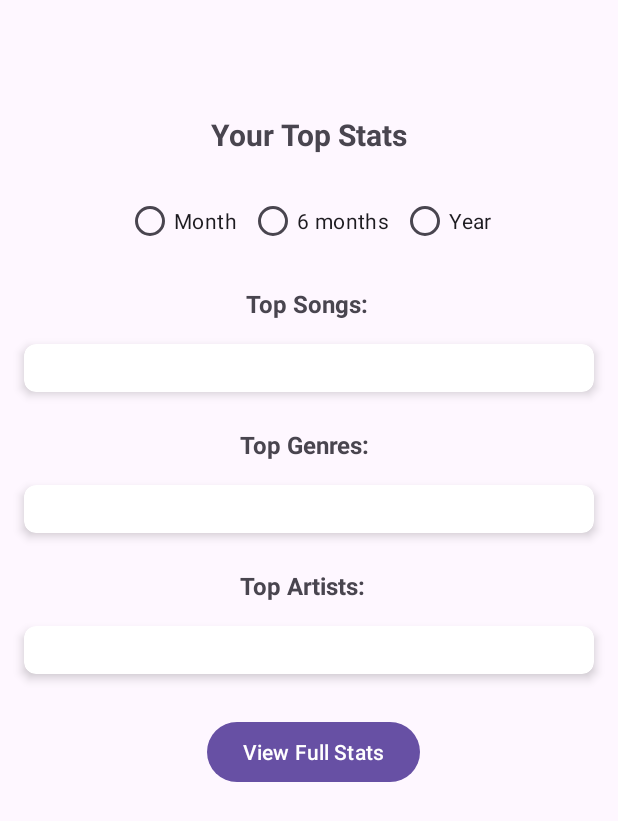
After one commit to zsfleming17/407GP, an Android app: the layout top_stats.xml on its own in the app's theme, with its tools: preview values and no code run, on a phone screen of 412 x 824 dp. The commit adds this screen. Shown: the top 821 px of the screen. Run offline under Robolectric (Android 15) with nearby library versions, the phone set to English and light mode, and no system bars.

Commit message:
Your Top Stats page

```diff
--- /dev/null
+++ b/app/src/main/res/layout/top_stats.xml
@@ -0,0 +1,168 @@
+<?xml version="1.0" encoding="utf-8"?>
+<androidx.constraintlayout.widget.ConstraintLayout xmlns:android="http://schemas.android.com/apk/res/android"
+    xmlns:app="http://schemas.android.com/apk/res-auto"
+    xmlns:tools="http://schemas.android.com/tools"
+    android:layout_width="match_parent"
+    android:layout_height="match_parent">
+
+    <!-- Add a TextView with the text "Your Top Stats" -->
+    <TextView
+        android:id="@+id/textView"
+        android:layout_width="wrap_content"
+        android:layout_height="wrap_content"
+        android:layout_marginTop="76dp"
+        android:text="@string/your_top_stats"
+        android:textSize="20sp"
+        android:textStyle="bold"
+        app:layout_constraintEnd_toEndOf="parent"
+        app:layout_constraintStart_toStartOf="parent"
+        app:layout_constraintTop_toTopOf="parent" />
+
+    <!-- Add a RadioGroup with the three viewing options -->
+    <RadioGroup
+        android:id="@+id/toggleGroup"
+        android:layout_width="wrap_content"
+        android:layout_height="wrap_content"
+        android:layout_marginTop="20dp"
+        android:orientation="horizontal"
+        app:layout_constraintEnd_toEndOf="parent"
+        app:layout_constraintStart_toStartOf="parent"
+        app:layout_constraintTop_toBottomOf="@id/textView">
+
+        <RadioButton
+            android:id="@+id/radio_month"
+            android:layout_width="wrap_content"
+            android:layout_height="wrap_content"
+            android:text="@string/month" />
+
+        <RadioButton
+            android:id="@+id/radio_6months"
+            android:layout_width="wrap_content"
+            android:layout_height="wrap_content"
+            android:layout_marginStart="8dp"
+            android:text="@string/six_months" />
+
+        <RadioButton
+            android:id="@+id/radio_year"
+            android:layout_width="wrap_content"
+            android:layout_height="wrap_content"
+            android:layout_marginStart="8dp"
+            android:text="@string/year" />
+    </RadioGroup>
+
+    <!-- Top Songs Label -->
+
+    <!-- Songs Box -->
+    <TextView
+        android:id="@+id/topSongsLabel"
+        android:layout_width="wrap_content"
+        android:layout_height="wrap_content"
+        android:layout_marginStart="164dp"
+        android:layout_marginTop="20dp"
+        android:text="@string/top_songs"
+        android:textSize="16sp"
+        android:textStyle="bold"
+        app:layout_constraintMarginStart="20dp"
+        app:layout_constraintStart_toStartOf="parent"
+        app:layout_constraintTop_toBottomOf="@id/toggleGroup" />
+
+    <androidx.cardview.widget.CardView
+        android:id="@+id/songsCard"
+        android:layout_width="0dp"
+        android:layout_height="wrap_content"
+        android:layout_margin="16dp"
+        app:cardCornerRadius="8dp"
+        app:cardElevation="4dp"
+        app:layout_constraintEnd_toEndOf="parent"
+        app:layout_constraintStart_toStartOf="parent"
+        app:layout_constraintTop_toBottomOf="@id/topSongsLabel">
+
+        <!-- Dynamic Content Container -->
+        <LinearLayout
+            android:id="@+id/songsContainer"
+            android:layout_width="match_parent"
+            android:layout_height="wrap_content"
+            android:orientation="vertical"
+            android:padding="16dp" />
+    </androidx.cardview.widget.CardView>
+
+    <!-- Top Genres Label -->
+    <TextView
+        android:id="@+id/topGenresLabel"
+        android:layout_width="wrap_content"
+        android:layout_height="wrap_content"
+        android:layout_marginStart="160dp"
+        android:layout_marginTop="24dp"
+        android:text="@string/top_genres"
+        android:textSize="16sp"
+        android:textStyle="bold"
+        app:layout_constraintMarginStart="20dp"
+        app:layout_constraintStart_toStartOf="parent"
+        app:layout_constraintTop_toBottomOf="@id/songsCard" />
+
+    <!-- Genres Box -->
+    <androidx.cardview.widget.CardView
+        android:id="@+id/genresCard"
+        android:layout_width="0dp"
+        android:layout_height="wrap_content"
+        android:layout_margin="16dp"
+        app:cardCornerRadius="8dp"
+        app:cardElevation="4dp"
+        app:layout_constraintEnd_toEndOf="parent"
+        app:layout_constraintStart_toStartOf="parent"
+        app:layout_constraintTop_toBottomOf="@id/topGenresLabel">
+
+        <!-- Dynamic Content Container -->
+        <LinearLayout
+            android:id="@+id/genresContainer"
+            android:layout_width="match_parent"
+            android:layout_height="wrap_content"
+            android:orientation="vertical"
+            android:padding="16dp" />
+    </androidx.cardview.widget.CardView>
+
+    <!-- Top Artists Label -->
+    <TextView
+        android:id="@+id/topArtistsLabel"
+        android:layout_width="wrap_content"
+        android:layout_height="wrap_content"
+        android:layout_marginStart="160dp"
+        android:layout_marginTop="24dp"
+        android:text="@string/top_artists"
+        android:textSize="16sp"
+        android:textStyle="bold"
+        app:layout_constraintMarginStart="20dp"
+        app:layout_constraintStart_toStartOf="parent"
+        app:layout_constraintTop_toBottomOf="@id/genresCard" />
+
+    <!-- Artists Box -->
+    <androidx.cardview.widget.CardView
+        android:id="@+id/artistsCard"
+        android:layout_width="0dp"
+        android:layout_height="wrap_content"
+        android:layout_margin="16dp"
+        app:cardCornerRadius="8dp"
+        app:cardElevation="4dp"
+        app:layout_constraintEnd_toEndOf="parent"
+        app:layout_constraintStart_toStartOf="parent"
+        app:layout_constraintTop_toBottomOf="@id/topArtistsLabel">
+
+        <!-- Dynamic Content Container -->
+        <LinearLayout
+            android:id="@+id/artistsContainer"
+            android:layout_width="match_parent"
+            android:layout_height="wrap_content"
+            android:orientation="vertical"
+            android:padding="16dp" />
+    </androidx.cardview.widget.CardView>
+
+    <Button
+        android:id="@+id/logoutButton"
+        android:layout_width="wrap_content"
+        android:layout_height="wrap_content"
+        android:layout_marginTop="28dp"
+        android:layout_marginEnd="132dp"
+        android:text="@string/full_stats"
+        app:layout_constraintEnd_toEndOf="parent"
+        app:layout_constraintTop_toBottomOf="@id/artistsCard" />
+</androidx.constraintlayout.widget.ConstraintLayout>
--- a/app/src/main/res/values/strings.xml
+++ b/app/src/main/res/values/strings.xml
@@ -1,3 +1,11 @@
 <resources>
     <string name="app_name">Spotistats</string>
+    <string name="your_top_stats">Your Top Stats</string>
+    <string name="month">Month</string>
+    <string name="six_months">6 months</string>
+    <string name="year">Year</string>
+    <string name="top_songs">Top Songs:</string>
+    <string name="top_genres">Top Genres:</string>
+    <string name="top_artists">Top Artists:</string>
+    <string name="full_stats">View Full Stats</string>
 </resources>
```
